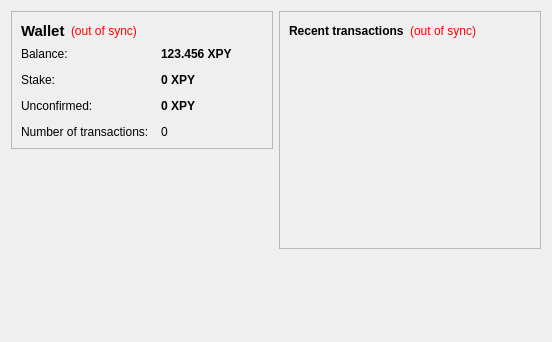
Before: the Qt Designer form src/qt/forms/overviewpage.ui in PaycoinFoundation/paycoin, drawn with Qt 5.
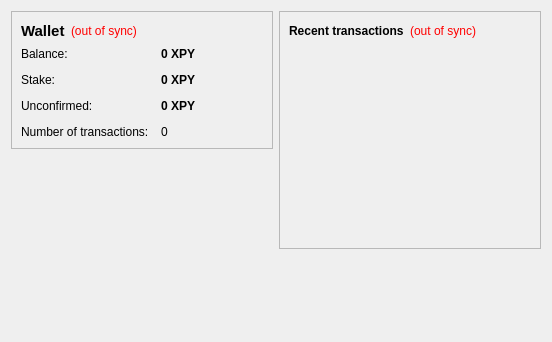
After: the same form once the commit is applied.

Commit message: change initial Balance on overviewpage from "123.456 XPY" to "0 XPY" to not confuse users, which could see it before we init with the real wallet balance

```diff
--- a/src/qt/forms/overviewpage.ui
+++ b/src/qt/forms/overviewpage.ui
@@ -105,7 +105,7 @@
              <string>Your current balance</string>
             </property>
             <property name="text">
-             <string notr="true">123.456 XPY</string>
+             <string notr="true">0 XPY</string>
             </property>
             <property name="textInteractionFlags">
              <set>Qt::LinksAccessibleByMouse|Qt::TextSelectableByKeyboard|Qt::TextSelectableByMouse</set>
```
